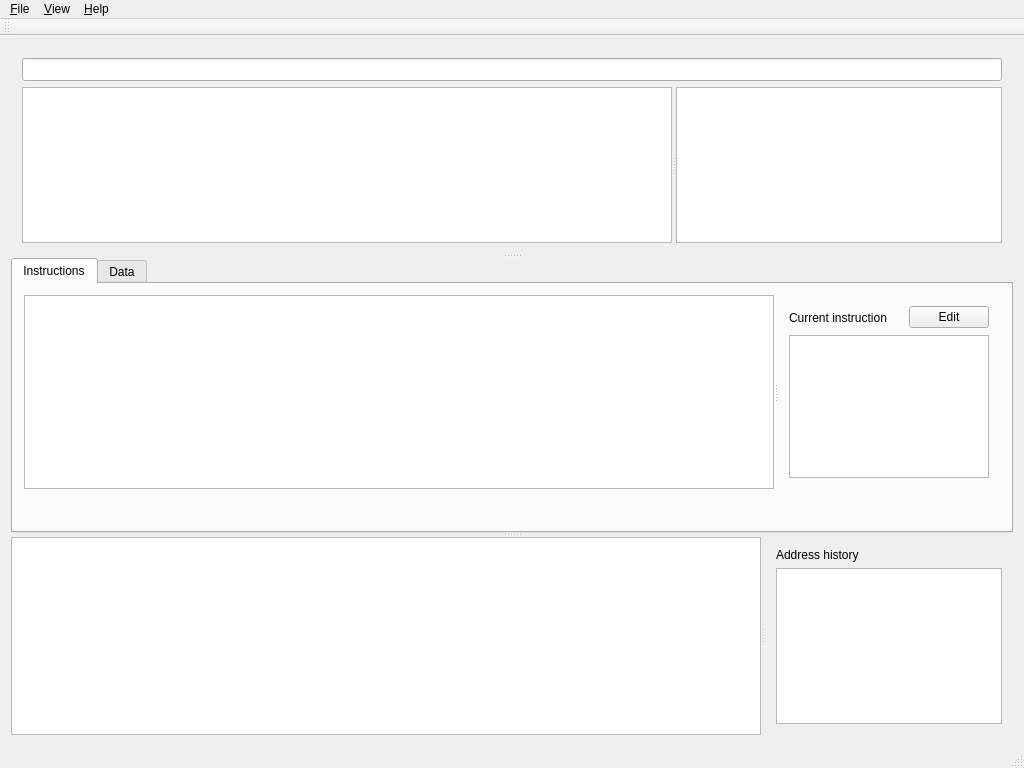
The window that src/qt/emilpro/mainwindow.ui (SimonKagstrom/emilpro) describes before a commit, drawn with Qt 5.
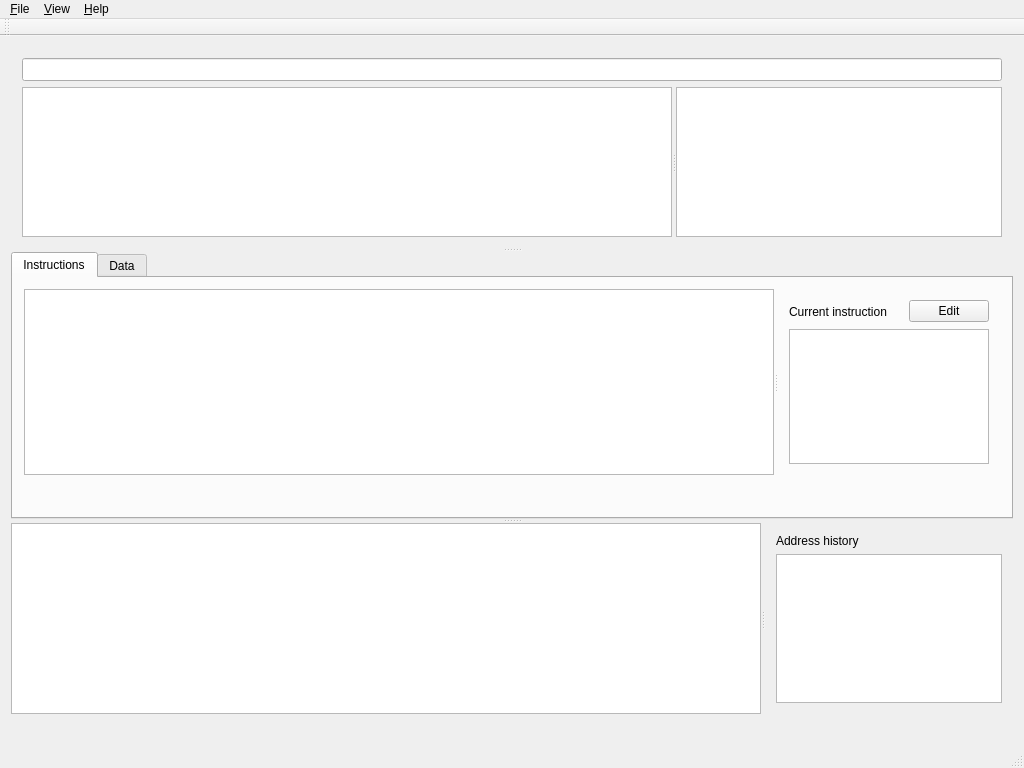
The same window after the commit.

Commit message: qt gui: Add source file label with the current filename

```diff
--- a/src/qt/emilpro/mainwindow.ui
+++ b/src/qt/emilpro/mainwindow.ui
@@ -271,6 +271,22 @@
       </widget>
      </widget>
     </item>
+    <item row="1" column="0">
+     <widget class="QLabel" name="sourceTextLabel">
+      <property name="font">
+       <font>
+        <family>Monospace</family>
+        <pointsize>10</pointsize>
+       </font>
+      </property>
+      <property name="text">
+       <string/>
+      </property>
+      <property name="alignment">
+       <set>Qt::AlignLeading|Qt::AlignLeft|Qt::AlignVCenter</set>
+      </property>
+     </widget>
+    </item>
    </layout>
   </widget>
   <widget class="QMenuBar" name="menuBar">
```
The commit also changes 1 other file.
